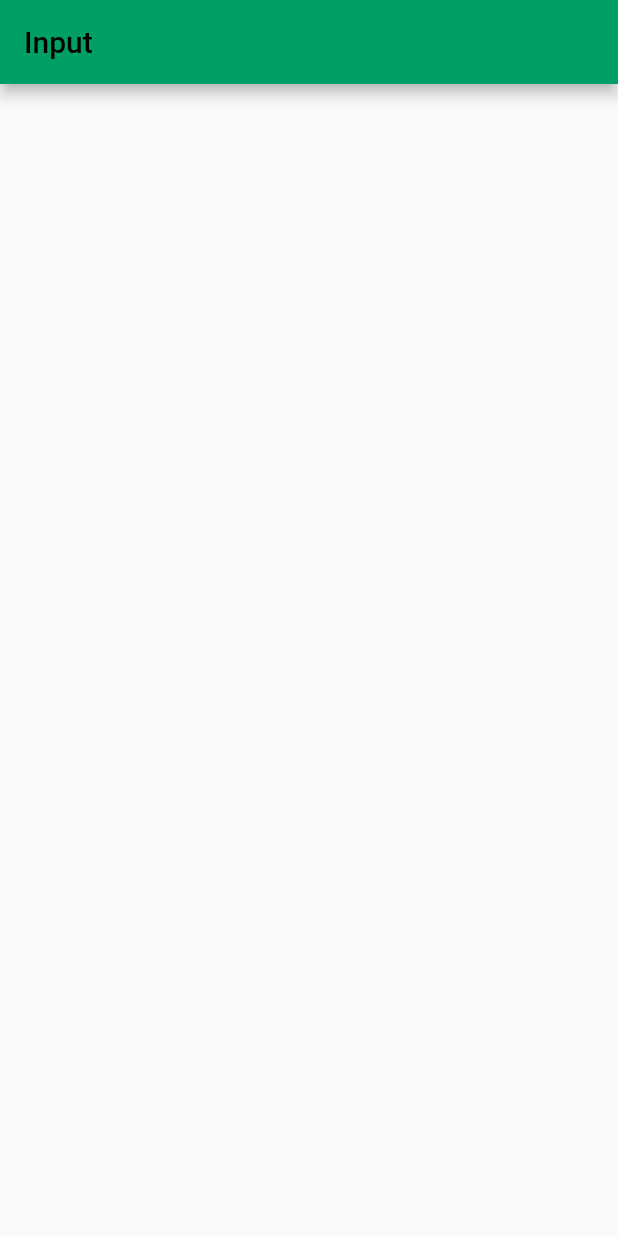
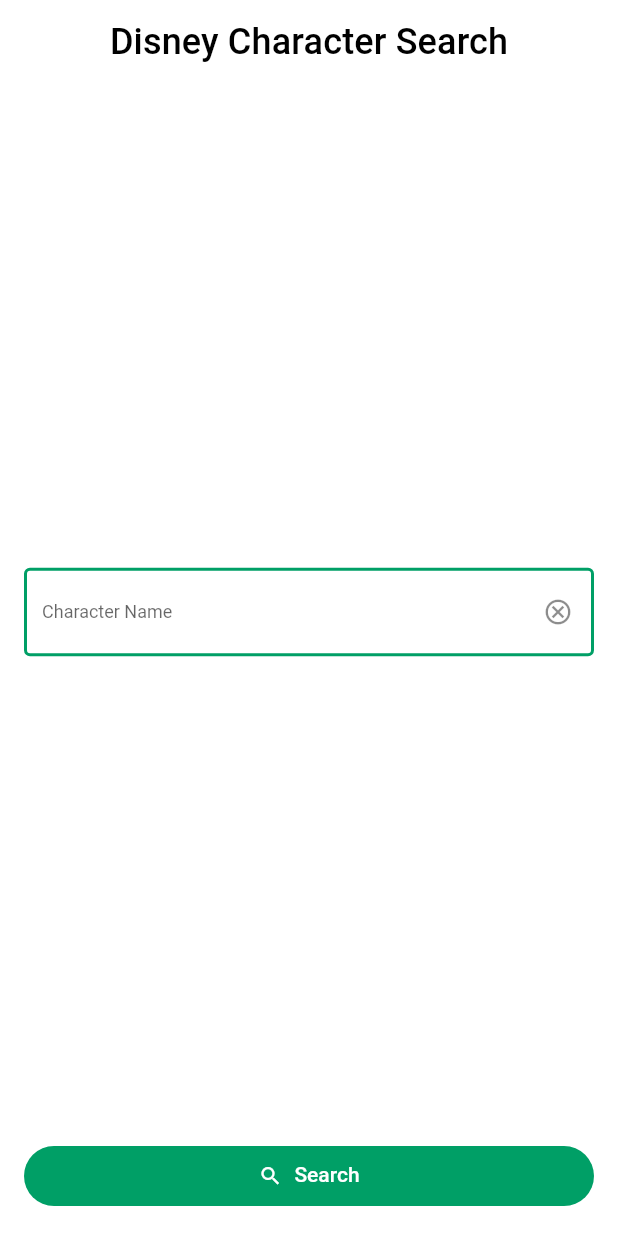
Before and after one commit to Dash-Inside/disney_characters, a Flutter app: the screen it shows after launch, on a phone screen of 412 x 824 dp. Run offline on Flutter 3.47's test engine with Material 2 defaults, Android fonts, the phone set to English and light mode, and no system bars; our stand-ins replace bloc, dartz, equatable.

Commit message:
feat: add homePage

```diff
--- a/lib/src/presentation/pages/home_page.dart
+++ b/lib/src/presentation/pages/home_page.dart
@@ -6,10 +6,93 @@
   @override
   Widget build(BuildContext context) {
     return Scaffold(
+      backgroundColor: Theme.of(context).colorScheme.surface,
       appBar: AppBar(
+        shadowColor: const Color.fromRGBO(0, 0, 0, 0),
+        backgroundColor: Theme.of(context).colorScheme.surface,
+        centerTitle: true,
         title: Text(
-          'Input',
-          style: TextStyle(color: Theme.of(context).colorScheme.secondary),
+          'Disney Character Search',
+          style: TextStyle(
+            color: Theme.of(context).colorScheme.secondary,
+            fontSize: 24.0,
+            letterSpacing: 0.1,
+            fontWeight: FontWeight.w500,
+          ),
+        ),
+      ),
+      body: Container(
+        margin: const EdgeInsets.all(
+          16.0,
+        ),
+        child: Column(
+          children: [
+            Expanded(
+              child: Center(
+                child: TextField(
+                  decoration: InputDecoration(
+                    suffixIcon: IconButton(
+                      onPressed: () {},
+                      icon: const Icon(
+                        Icons.cancel_outlined,
+                        size: 20.0,
+                      ),
+                    ),
+                    enabledBorder: OutlineInputBorder(
+                      borderSide: BorderSide(
+                          width: 2.0,
+                          color: Theme.of(context).colorScheme.primary),
+                      borderRadius: BorderRadius.circular(
+                        4.0,
+                      ),
+                    ),
+                    focusedBorder: OutlineInputBorder(
+                      borderSide: BorderSide(
+                          width: 2.0,
+                          color: Theme.of(context).colorScheme.primary),
+                      borderRadius: BorderRadius.circular(
+                        4.0,
+                      ),
+                    ),
+                    label: const Text(
+                      'Character Name',
+                      style: TextStyle(
+                        fontSize: 12.0,
+                        fontWeight: FontWeight.w400,
+                      ),
+                    ),
+                  ),
+                ),
+              ),
+            ),
+            const SizedBox(
+              height: 16.0,
+            ),
+            FilledButton(
+              onPressed: () {},
+              child: const Row(
+                crossAxisAlignment: CrossAxisAlignment.center,
+                mainAxisAlignment: MainAxisAlignment.center,
+                children: [
+                  Icon(
+                    Icons.search_outlined,
+                    size: 16.0,
+                  ),
+                  SizedBox(
+                    width: 8.0,
+                  ),
+                  Text(
+                    'Search',
+                    style: TextStyle(
+                      height: 1.0,
+                      fontSize: 14.0,
+                      fontWeight: FontWeight.w500,
+                    ),
+                  ),
+                ],
+              ),
+            ),
+          ],
         ),
       ),
     );
```
